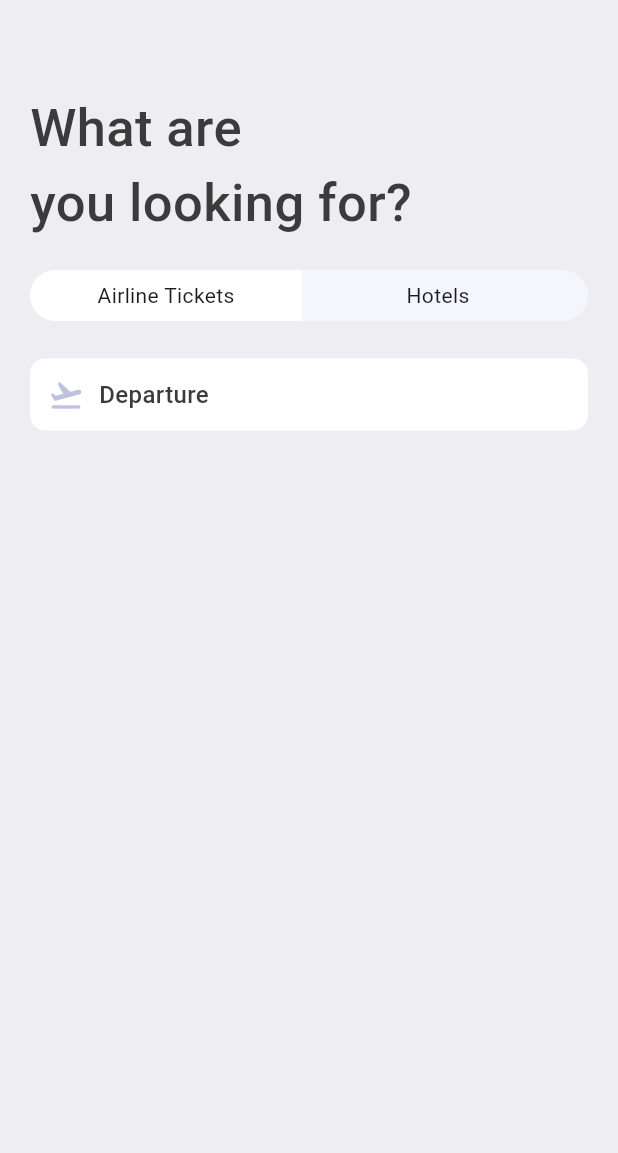
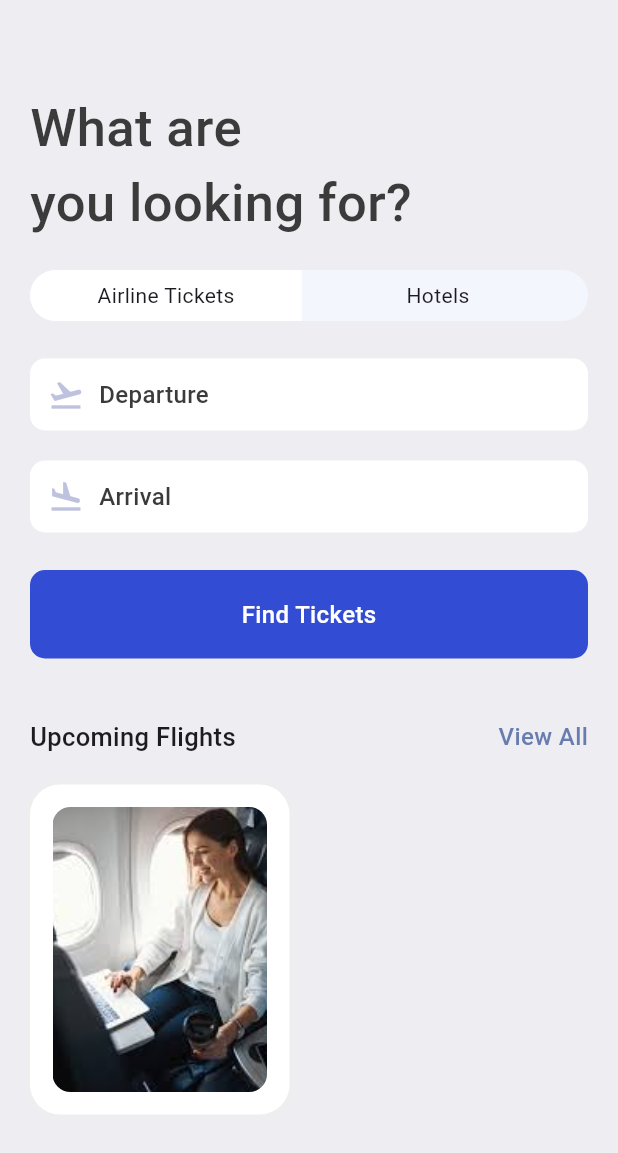
Before and after one commit to AmeerHamza7865/TicketApp, a Flutter app: the SearchScreen screen opened directly, on a phone screen of 412 x 824 dp. Shown: the top 1153 px of the screen. Run offline on Flutter 3.47's test engine with Material 3 defaults, Android fonts, the phone set to English and light mode, and no system bars; our stand-ins replace fluentui_icons.

Commit message:
Update Today Code

```diff
--- a/lib/Base/res/Media.dart
+++ b/lib/Base/res/Media.dart
@@ -1,6 +1,7 @@
 // ignore: file_names
-class AppMedia{
-  static const _baseImage="assets/images";
-  static const logo='$_baseImage/airplane.png';
-   static const roomImages='$_baseImage/img1.jpeg';
+class AppMedia {
+  static const _baseImage = "assets/images";
+  static const logo = '$_baseImage/airplane.png';
+  static const roomImages = '$_baseImage/img1.jpeg';
+  static const planeSit = '$_baseImage/plane_sit.jpg';
 }
--- a/lib/Base/res/styles/app_styles.dart
+++ b/lib/Base/res/styles/app_styles.dart
@@ -11,6 +11,7 @@ class AppStyles {
   static Color ticketBlue = const Color(0xFF526799);
   static Color ticketOrange = const Color(0xFFF37B67);
   static Color planeColor = const Color(0xFFBFC2DF);
+  static Color ticketBtn = const Color(0xD91130CE);
 
   static TextStyle textStyle =
       TextStyle(fontSize: 16, color: textColor, fontWeight: FontWeight.w500);
--- a/lib/Screen/Search/search_screen.dart
+++ b/lib/Screen/Search/search_screen.dart
@@ -1,13 +1,19 @@
+// ignore_for_file: prefer_const_constructors
+
 import 'package:flutter/material.dart';
+import 'package:ticket_app/Base/Widgets/double_text_widget.dart';
+import 'package:ticket_app/Base/res/Media.dart';
 import 'package:ticket_app/Base/res/styles/app_styles.dart';
 import 'package:ticket_app/Screen/Search/widgets/app_text_icon.dart';
 import 'package:ticket_app/Screen/Search/widgets/app_tickets_tabs.dart';
+import 'package:ticket_app/Screen/Search/widgets/find_tickets.dart';
 
 class SearchScreen extends StatelessWidget {
   const SearchScreen({super.key});
 
   @override
   Widget build(BuildContext context) {
+    final size = MediaQuery.of(context).size;
     return Scaffold(
       backgroundColor: AppStyles.bgColor,
       body: ListView(
@@ -27,7 +33,63 @@ class SearchScreen extends StatelessWidget {
             SizedBox(
               height: 25,
             ),
-            AppTextIcon(),
+            AppTextIcon(
+              icon: Icons.flight_takeoff_outlined,
+              text: "Departure",
+              iconColor: AppStyles.planeColor,
+            ),
+            SizedBox(
+              height: 20,
+            ),
+            AppTextIcon(
+                text: "Arrival",
+                icon: Icons.flight_land_outlined,
+                iconColor: AppStyles.planeColor),
+            SizedBox(
+              height: 25,
+            ),
+            FindTickets(),
+            SizedBox(
+              height: 40,
+            ),
+            DoubleTextApp(
+                bigText: "Upcoming Flights",
+                smallText: "View All",
+                func: () {}),
+            SizedBox(
+              height: 20,
+            ),
+            Row(
+              children: [
+                Container(
+                  width: size.width * .42,
+                  padding: EdgeInsets.symmetric(horizontal: 15, vertical: 15),
+                  decoration: BoxDecoration(
+                      borderRadius: BorderRadius.circular(20),
+                      color: Colors.white,
+                      boxShadow: [
+                        BoxShadow(
+                          color: Colors.grey.shade200,
+                          spreadRadius: 2,
+                          blurRadius: 1,
+                        )
+                      ]),
+                  child: Column(
+                    children: [
+                      Container(
+                        height: 190,
+                        decoration: BoxDecoration(
+                            borderRadius: BorderRadius.circular(12),
+                            color: Colors.white,
+                            image: DecorationImage(
+                                fit: BoxFit.cover,
+                                image: AssetImage(AppMedia.planeSit))),
+                      )
+                    ],
+                  ),
+                )
+              ],
+            )
           ]),
     );
   }
--- a/lib/Screen/Search/widgets/app_text_icon.dart
+++ b/lib/Screen/Search/widgets/app_text_icon.dart
@@ -2,7 +2,14 @@ import 'package:flutter/material.dart';
 import 'package:ticket_app/Base/res/styles/app_styles.dart';
 
 class AppTextIcon extends StatelessWidget {
-  const AppTextIcon({super.key});
+  final String text;
+  final IconData icon;
+  final Color iconColor;
+  const AppTextIcon(
+      {super.key,
+      required this.text,
+      required this.icon,
+      required this.iconColor});
 
   @override
   Widget build(BuildContext context) {
@@ -13,14 +20,14 @@ class AppTextIcon extends StatelessWidget {
       child: Row(
         children: [
           Icon(
-            Icons.flight_takeoff_rounded,
-            color: AppStyles.planeColor,
+            icon,
+            color: iconColor,
           ),
           const SizedBox(
             width: 10,
           ),
           Text(
-            'Departure',
+            text,
             style: AppStyles.textStyle,
           )
         ],
--- /dev/null
+++ b/lib/Screen/Search/widgets/find_tickets.dart
@@ -0,0 +1,21 @@
+import 'package:flutter/material.dart';
+import 'package:ticket_app/Base/res/styles/app_styles.dart';
+
+class FindTickets extends StatelessWidget {
+  const FindTickets({super.key});
+
+  @override
+  Widget build(BuildContext context) {
+    return Container(
+      padding: EdgeInsets.symmetric(horizontal: 18, vertical: 18),
+      decoration: BoxDecoration(
+          borderRadius: BorderRadius.circular(10), color: AppStyles.ticketBtn),
+      child: Center(
+        child: Text(
+          "Find Tickets",
+          style: AppStyles.textStyle.copyWith(color: Colors.white),
+        ),
+      ),
+    );
+  }
+}
```
Also changed, not shown: assets/images/plane_sit.jpg (added).
